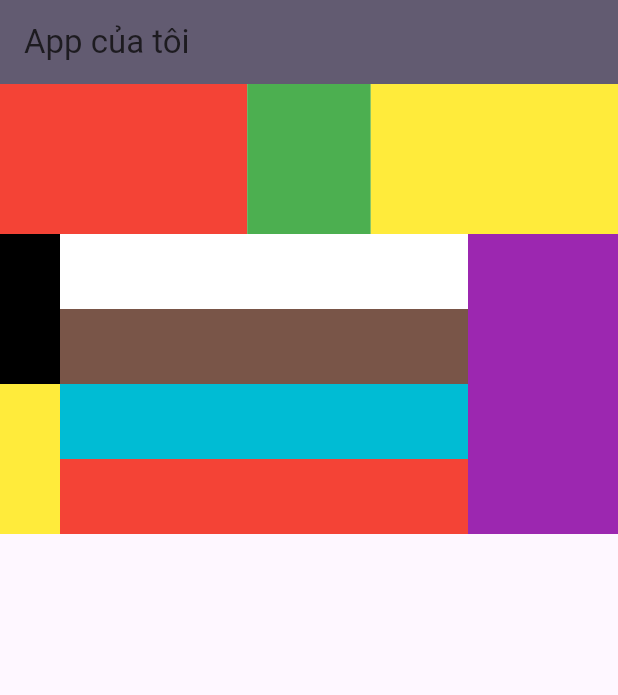
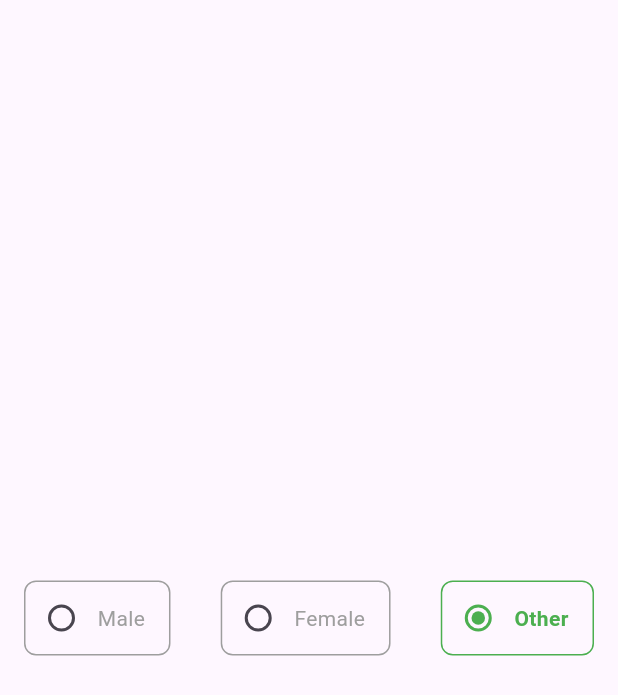
Before and after one commit to nhanta0408/weather-app, a Flutter app: the screen it shows after launch, on a phone screen of 412 x 824 dp. Shown: the top 695 px of the screen. Run offline on Flutter 3.47's test engine with Material 3 defaults, Android fonts, the phone set to English and light mode, and no system bars; our stand-ins replace flutter_svg.

Commit message:
Add main weather home screen and Gender Picker

```diff
--- /dev/null
+++ b/devtools_options.yaml
@@ -0,0 +1 @@
+extensions:
--- a/lib/main.dart
+++ b/lib/main.dart
@@ -1,4 +1,11 @@
+import 'dart:math';
+
 import 'package:flutter/material.dart';
+
+import 'select_gender_widget.dart';
+import 'weather_home_screen.dart';
+
+enum Gender { male, female, other }
 
 void main() {
   runApp(const MyApp());
@@ -8,15 +15,17 @@ class MyApp extends StatelessWidget {
   const MyApp({super.key});
   @override
   Widget build(BuildContext context) {
-    return const MaterialApp(
-      home: MyHomePage(title: 'App của tôi'),
+    return MaterialApp(
+      theme: ThemeData(
+        textTheme: const TextTheme(bodyMedium: TextStyle(color: Colors.white)),
+      ),
+      home: const MyHomePage(),
     );
   }
 }
 
 class MyHomePage extends StatefulWidget {
-  final String title;
-  const MyHomePage({super.key, required this.title});
+  const MyHomePage({super.key});
 
   @override
   State<MyHomePage> createState() => _MyHomePageState();
@@ -25,101 +34,14 @@ class MyHomePage extends StatefulWidget {
 class _MyHomePageState extends State<MyHomePage> {
   @override
   Widget build(BuildContext context) {
-    return Scaffold(
-      appBar: AppBar(
-        backgroundColor: Theme.of(context).colorScheme.secondary,
-        title: Text(widget.title),
-      ),
-      body: Column(
-        children: [
-          row1(),
-          row2(),
-        ],
-      ),
-    );
-  }
-
-  Row row2() {
-    return Row(
-      children: [
-        item1(), //Width: 40
-        item2(), // Expanded
-        Container(
-          width: 100,
-          height: 200,
-          color: Colors.purple,
-        ),
-      ],
-    );
-  }
-
-  Expanded item2() {
-    return Expanded(
-      child: Column(
-        children: [
-          Container(
-            height: 50,
-            color: Colors.white,
-          ),
-          Container(
-            height: 50,
-            color: Colors.brown,
-          ),
-          Container(
-            height: 50,
-            color: Colors.cyan,
-          ),
-          Container(
-            height: 50,
-            color: Colors.red,
-          ),
-        ],
-      ),
-    );
-  }
-
-  Column item1() {
-    return Column(
-      children: [
-        Container(
-          height: 100,
-          width: 40,
-          color: Colors.black,
-        ),
-        Container(
-          height: 100,
-          width: 40,
-          color: Colors.yellow,
-        ),
-      ],
-    );
-  }
-
-  Row row1() {
-    return Row(
-      children: [
-        Expanded(
-          flex: 2,
-          child: Container(
-            height: 100,
-            color: Colors.red,
-          ),
-        ),
-        Expanded(
-          flex: 1,
-          child: Container(
-            height: 100,
-            color: Colors.green,
-          ),
-        ),
-        Expanded(
-          flex: 2,
-          child: Container(
-            height: 100,
-            color: Colors.yellow,
-          ),
-        ),
-      ],
+    return const Scaffold(
+      // body: Center(
+      //   child: Container(
+      //     padding: const EdgeInsets.all(16),
+      //     child: const SelectGenderWidget(),
+      //   ),
+      // ),
+      body: SelectGenderWidget(),
     );
   }
 }
--- /dev/null
+++ b/lib/select_gender_widget.dart
@@ -0,0 +1,158 @@
+import 'package:flutter/material.dart';
+
+enum Gender {
+  male,
+  female,
+  other;
+
+  String get title {
+    switch (this) {
+      case Gender.male:
+        return 'Male';
+      case Gender.female:
+        return 'Female';
+      case Gender.other:
+        return 'Other';
+    }
+  }
+
+//Enhance Enum
+  Color get color {
+    switch (this) {
+      case Gender.male:
+        return Colors.blue;
+      case Gender.female:
+        return Colors.pink;
+      case Gender.other:
+        return Colors.green;
+    }
+  }
+}
+
+class SelectGenderWidget extends StatefulWidget {
+  const SelectGenderWidget({super.key});
+
+  @override
+  State<SelectGenderWidget> createState() => _SelectGenderWidgetState();
+}
+
+class _SelectGenderWidgetState extends State<SelectGenderWidget> {
+  Gender selectedGender = Gender.male;
+
+  @override
+  void initState() {
+    super.initState();
+    selectedGender = Gender.other;
+  }
+
+  @override
+  Widget build(BuildContext context) {
+    return Center(
+      child: Padding(
+        padding: const EdgeInsets.symmetric(horizontal: 16),
+        child: Row(
+          mainAxisAlignment: MainAxisAlignment.spaceBetween,
+          children: [
+            _buildGenderItem(Gender.male),
+            _buildGenderItem(Gender.female),
+            _buildGenderItem(Gender.other),
+          ],
+        ),
+      ),
+    );
+  }
+
+  Widget _buildGenderItem(Gender value) {
+    final isSelected = value == selectedGender;
+    return GestureDetector(
+      onTap: () {
+        print('Selected: $value');
+        setState(() {
+          selectedGender = value;
+        });
+      },
+      child: Container(
+        padding: const EdgeInsets.only(right: 16),
+        decoration: BoxDecoration(
+          borderRadius: BorderRadius.circular(8),
+          border: Border.all(
+            width: 1,
+            color: isSelected ? value.color : Colors.grey,
+          ),
+        ),
+        child: Row(
+          children: [
+            // Custom Widget
+            Radio<Gender>(
+              value: value,
+              groupValue: selectedGender,
+              onChanged: (value) {
+                if (value != null) {
+                  selectedGender = value;
+                }
+              },
+              activeColor: value.color,
+            ),
+            Text(
+              value.title,
+              style: TextStyle(
+                color: isSelected ? value.color : Colors.grey,
+                fontWeight: isSelected ? FontWeight.bold : FontWeight.normal,
+              ),
+            ),
+          ],
+        ),
+      ),
+    );
+  }
+} // WidgetSelectGender => setState
+
+// class GenderItemWidget extends StatelessWidget {
+//   final Gender value;
+//   final Gender selectedValue;
+//   final Function(Gender) onTap;
+//   const GenderItemWidget({
+//     super.key,
+//     required this.value,
+//     required this.selectedValue,
+//     required this.onTap,
+//   });
+
+//   @override
+//   Widget build(BuildContext context) {
+//     final isSelected = value == selectedValue; // cơ chế check isSelected
+//     return GestureDetector(
+//       onTap: () {
+//         print('Selected: $value');
+//         onTap(value); // Callback
+//       },
+//       child: Container(
+//         padding: const EdgeInsets.only(right: 16),
+//         decoration: BoxDecoration(
+//           borderRadius: BorderRadius.circular(8),
+//           border: Border.all(
+//             width: 1,
+//             color: isSelected ? value.color : Colors.grey,
+//           ),
+//         ),
+//         child: Row(
+//           children: [
+//             Radio<Gender>(
+//               value: value,
+//               groupValue: selectedValue,
+//               onChanged: (_) {},
+//               activeColor: value.color,
+//             ),
+//             Text(
+//               value.title,
+//               style: TextStyle(
+//                 color: isSelected ? value.color : Colors.grey,
+//                 fontWeight: isSelected ? FontWeight.bold : FontWeight.normal,
+//               ),
+//             ),
+//           ],
+//         ),
+//       ),
+//     );
+//   }
+// }
```
Also changed, not shown: lib/int_ext.dart (added, +11 -0 lines), lib/weather_forecast_time_item_widget.dart (added, +54 -0 lines), lib/weather_home_screen.dart (added, +194 -0 lines), lib/weather_index_widget.dart (added, +30 -0 lines), pubspec.yaml (+8 -8 lines), assets/images/bg.png (added), assets/images/location.png (added), assets/images/night_weather.png (added), assets/images/sunny_weather.png (added), assets/svg/app_icon.svg (added), pubspec.lock, 6 other files.
